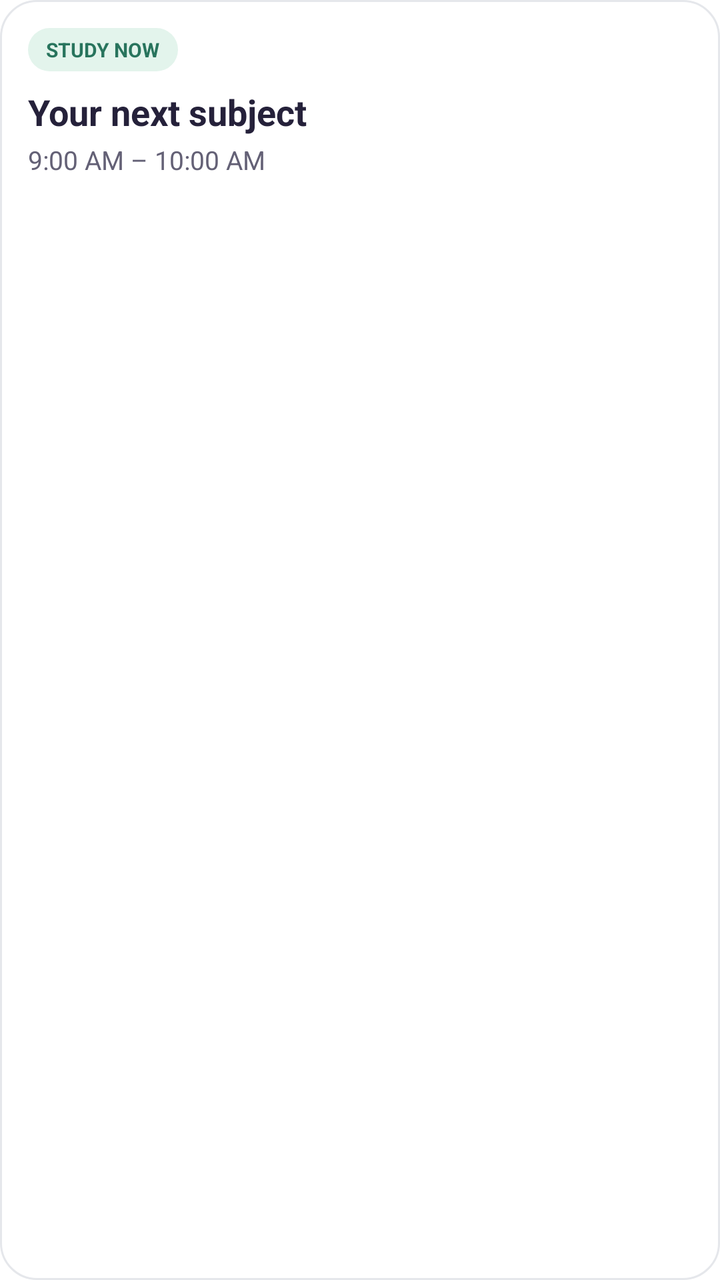
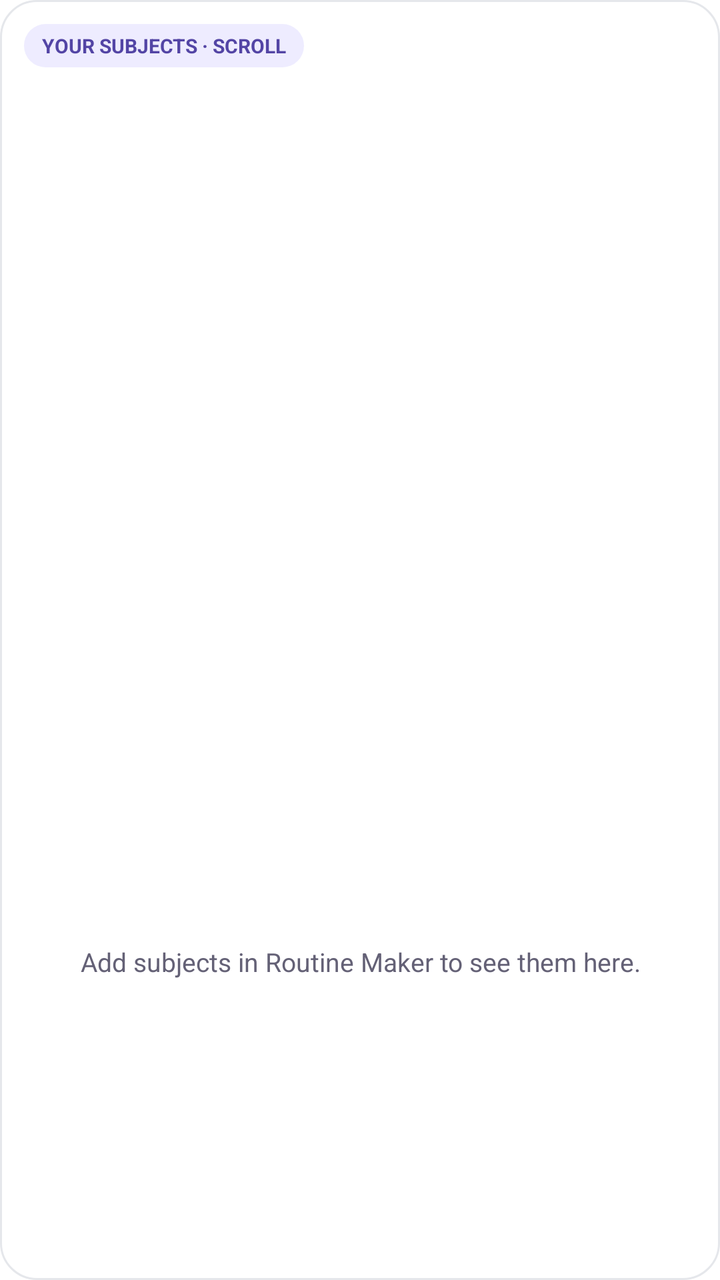

The first picture is an Android layout as it rendered before a commit; the second is the same layout after the commit. The layout source and the unified diff follow.
<!-- AndroidManifest.xml: fallback theme Theme.MaterialComponents.DayNight.NoActionBar -->
<!-- res/layout/study_routine_widget.xml -->
<LinearLayout xmlns:android="http://schemas.android.com/apk/res/android"
    android:id="@+id/study_widget_root"
    android:layout_width="match_parent"
    android:layout_height="match_parent"
    android:background="@drawable/reading_progress_widget_background"
    android:orientation="vertical"
    android:padding="14dp">

    <TextView
        android:id="@+id/study_widget_status"
        android:layout_width="wrap_content"
        android:layout_height="wrap_content"
        android:background="@drawable/study_widget_status_active"
        android:paddingStart="9dp"
        android:paddingTop="4dp"
        android:paddingEnd="9dp"
        android:paddingBottom="4dp"
        android:text="STUDY NOW"
        android:textColor="#28745D"
        android:textSize="10sp"
        android:textStyle="bold" />

    <TextView
        android:id="@+id/study_widget_subject"
        android:layout_width="match_parent"
        android:layout_height="wrap_content"
        android:layout_marginTop="8dp"
        android:ellipsize="end"
        android:maxLines="1"
        android:text="Your next subject"
        android:textColor="#25213A"
        android:textSize="18sp"
        android:textStyle="bold" />

    <TextView
        android:id="@+id/study_widget_period"
        android:layout_width="match_parent"
        android:layout_height="wrap_content"
        android:layout_marginTop="3dp"
        android:ellipsize="end"
        android:maxLines="1"
        android:text="9:00 AM – 10:00 AM"
        android:textColor="#646176"
        android:textSize="13sp" />
</LinearLayout>
<!-- resources referenced by this layout -->
<resources>
  <!-- drawable reading_progress_widget_background (drawable) -->
  <shape xmlns:android="http://schemas.android.com/apk/res/android" android:shape="rectangle">
      <solid android:color="#FFFFFF" />
      <corners android:radius="18dp" />
      <stroke android:width="1dp" android:color="#E5E7EB" />
  </shape>
  <!-- drawable study_widget_status_active (drawable) -->
  <shape xmlns:android="http://schemas.android.com/apk/res/android" android:shape="rectangle">
      <corners android:radius="14dp" />
      <solid android:color="#E3F4EC" />
  </shape>
</resources>

<!-- the commit's change to res/layout/study_routine_widget.xml (unified diff, before → after) -->
@@ -4,42 +4,41 @@
     android:layout_height="match_parent"
     android:background="@drawable/reading_progress_widget_background"
     android:orientation="vertical"
-    android:padding="14dp">
+    android:padding="12dp">
 
     <TextView
         android:id="@+id/study_widget_status"
         android:layout_width="wrap_content"
         android:layout_height="wrap_content"
-        android:background="@drawable/study_widget_status_active"
+        android:background="@drawable/study_widget_status_next"
         android:paddingStart="9dp"
         android:paddingTop="4dp"
         android:paddingEnd="9dp"
         android:paddingBottom="4dp"
-        android:text="STUDY NOW"
-        android:textColor="#28745D"
+        android:text="YOUR SUBJECTS · SCROLL"
+        android:textColor="#5345A5"
         android:textSize="10sp"
         android:textStyle="bold" />
 
-    <TextView
-        android:id="@+id/study_widget_subject"
+    <ListView
+        android:id="@+id/study_widget_list"
         android:layout_width="match_parent"
-        android:layout_height="wrap_content"
-        android:layout_marginTop="8dp"
-        android:ellipsize="end"
-        android:maxLines="1"
-        android:text="Your next subject"
-        android:textColor="#25213A"
-        android:textSize="18sp"
-        android:textStyle="bold" />
+        android:layout_height="0dp"
+        android:layout_marginTop="6dp"
+        android:layout_weight="1"
+        android:cacheColorHint="#00000000"
+        android:divider="#E5E7EB"
+        android:dividerHeight="1dp"
+        android:scrollbars="vertical" />
 
     <TextView
-        android:id="@+id/study_widget_period"
+        android:id="@+id/study_widget_empty"
         android:layout_width="match_parent"
-        android:layout_height="wrap_content"
-        android:layout_marginTop="3dp"
-        android:ellipsize="end"
-        android:maxLines="1"
-        android:text="9:00 AM – 10:00 AM"
+        android:layout_height="0dp"
+        android:layout_weight="1"
+        android:gravity="center"
+        android:padding="12dp"
+        android:text="Add subjects in Routine Maker to see them here."
         android:textColor="#646176"
         android:textSize="13sp" />
 </LinearLayout>
<!-- resource entries referenced after the edit -->
@@ -6,10 +6,10 @@
       <corners android:radius="18dp" />
       <stroke android:width="1dp" android:color="#E5E7EB" />
   </shape>
-  <!-- drawable study_widget_status_active (drawable) -->
+  <!-- drawable study_widget_status_next (drawable) -->
   <shape xmlns:android="http://schemas.android.com/apk/res/android" android:shape="rectangle">
       <corners android:radius="14dp" />
-      <solid android:color="#E3F4EC" />
+      <solid android:color="#EEECFF" />
   </shape>
 </resources>
 
